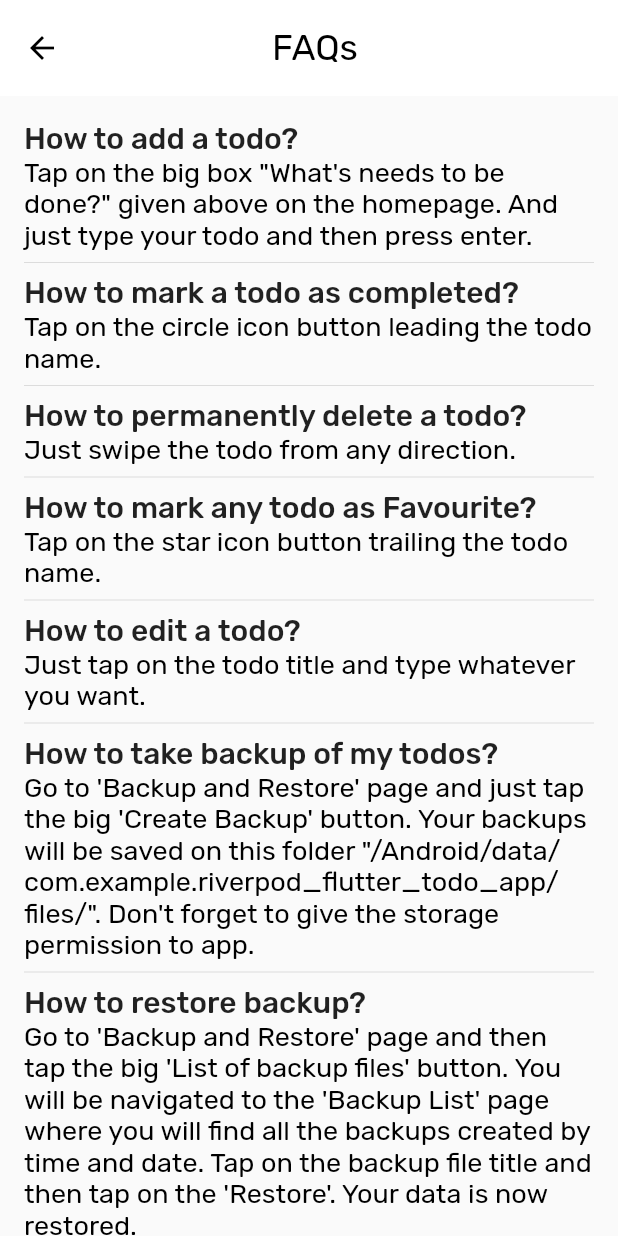
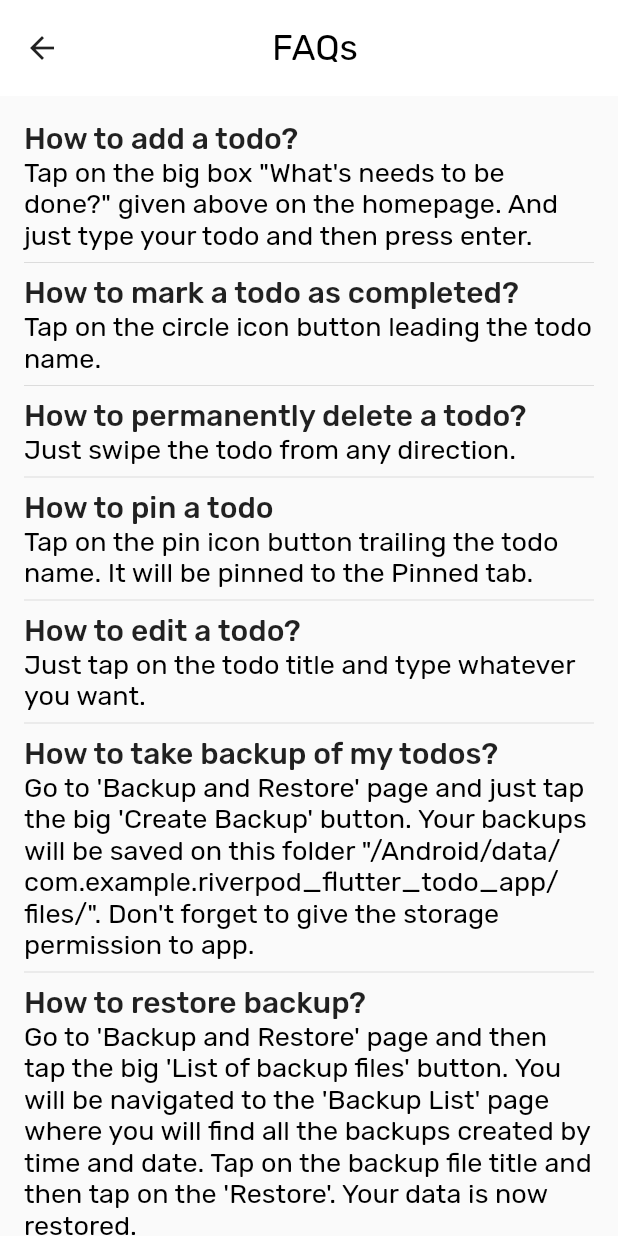
Before and after one commit to TheAlphaApp/flutter_riverpod_todo_app, a Flutter app: the BackLayerPage widget shown alone on an empty page, opened directly, after a tap on "Instructions", on a phone screen of 412 x 824 dp. Run offline on Flutter 3.47's test engine with Material 2 defaults, Android fonts, the phone set to English and light mode, and no system bars; our stand-ins replace backdrop, file_picker, flutter_hooks, hooks_riverpod, permission_handler, share_plus and 1 more; missing offline and left inert: carbon_icons; accounts and stored records are empty.

Commit message:
UI enhancement and Icons changed

```diff
--- a/lib/providers/filtered_todos_list_provider.dart
+++ b/lib/providers/filtered_todos_list_provider.dart
@@ -17,9 +17,9 @@ final filteredTodos = Provider<ListOfTodoModel>((ref) {
       return ListOfTodoModel(
         data: todos.data.where((todo) => !todo.isCompleted).toList(),
       );
-    case TodoFilterType.favourite:
+    case TodoFilterType.pinned:
       return ListOfTodoModel(
-        data: todos.data.where((todo) => todo.isFavourite).toList(),
+        data: todos.data.where((todo) => todo.isPinned).toList(),
       );
     case TodoFilterType.all:
       return todos;
--- a/lib/providers/todo_filter_type_provider.dart
+++ b/lib/providers/todo_filter_type_provider.dart
@@ -4,7 +4,7 @@ enum TodoFilterType {
   all,
   active,
   completed,
-  favourite,
+  pinned,
 }
 
 final todoFilterType = StateProvider((ref) => TodoFilterType.active);
--- a/lib/ui/pages/back_layer_page.dart
+++ b/lib/ui/pages/back_layer_page.dart
@@ -1,8 +1,11 @@
+import 'package:carbon_icons/carbon_icons.dart';
 import 'package:flutter/material.dart';
 import 'package:flutter_riverpod_todo_app/ui/pages/about_us_page.dart';
 import 'package:flutter_riverpod_todo_app/ui/pages/backup_and_restore.dart';
 import 'package:flutter_riverpod_todo_app/ui/pages/instructions_page.dart';
+import 'package:hooks_riverpod/hooks_riverpod.dart';
 
+import '../../providers/export_providers.dart';
 
 class BackLayerPage extends StatelessWidget {
   const BackLayerPage({
@@ -25,7 +28,7 @@ class BackLayerPage extends StatelessWidget {
         children: [
           ListTile(
             title: const Text('Backup & Restore'),
-            leading: const Icon(Icons.restore),
+            leading: const Icon(CarbonIcons.renew),
             onTap: () {
               Navigator.push(
                 context,
@@ -37,7 +40,7 @@ class BackLayerPage extends StatelessWidget {
           ),
           ListTile(
             title: const Text('Instructions'),
-            leading: const Icon(Icons.info_outline_rounded),
+            leading: const Icon(CarbonIcons.information),
             onTap: () {
               Navigator.push(
                 context,
@@ -47,14 +50,29 @@ class BackLayerPage extends StatelessWidget {
               );
             },
           ),
+          Consumer(
+            builder: (context, ref, _) {
+              return SwitchListTile(
+                title: const Text('Dark Mode'),
+                activeColor: Colors.white,
+                secondary: const Icon(CarbonIcons.asleep),
+                value: ref.watch(isDarkProvider).getTheme(),
+                onChanged: (bool value) {
+                  ref.read(isDarkProvider.notifier).toggleTheme();
+                },
+              );
+            },
+          ),
           ListTile(
             focusColor: Colors.red,
-            leading: const Icon(Icons.verified_user),
+            leading: const Icon(CarbonIcons.enterprise),
             title: const Text('About US'),
             onTap: () {
               Navigator.push(
                 context,
-                MaterialPageRoute(builder: (context) => const AboutUsPage()),
+                MaterialPageRoute(
+                  builder: (context) => const AboutUsPage(),
+                ),
               );
             },
           ),
--- a/lib/ui/pages/instructions_page.dart
+++ b/lib/ui/pages/instructions_page.dart
@@ -59,11 +59,11 @@ class InstructionPage extends StatelessWidget {
               ),
               const Divider(height: 16),
               Text(
-                'How to mark any todo as Favourite?',
+                'How to pin a todo',
                 style: headline6,
               ),
               Text(
-                'Tap on the star icon button trailing the todo name.',
+                'Tap on the pin icon button trailing the todo name. It will be pinned to the Pinned tab.',
                 style: bodyText1,
               ),
               const Divider(height: 16),
--- a/lib/ui/widgets/app_title.dart
+++ b/lib/ui/widgets/app_title.dart
@@ -23,7 +23,7 @@ class AppBarTitle extends StatelessWidget {
               ),
         ),
         Text(
-          trailingTitle == '' ? '' : ' ',
+          trailingTitle == '' || leadingTitle == '' ? '' : ' ',
           textAlign: TextAlign.center,
           style: Theme.of(context).textTheme.headline2?.copyWith(
                 fontSize: fontSize,
--- a/lib/ui/widgets/app_title_with_transition.dart
+++ b/lib/ui/widgets/app_title_with_transition.dart
@@ -13,8 +13,7 @@ class AppTitleWithTransition extends AppBarTitle {
       opacity: titleAnimController,
       child: AppBarTitle(
         fontSize: fontSize,
-        leadingTitle: 'My',
-        trailingTitle: 'Todos',
+        trailingTitle: 'Todopad',
       ),
     );
   }
--- a/lib/ui/widgets/toolbar.dart
+++ b/lib/ui/widgets/toolbar.dart
@@ -12,7 +12,6 @@ class ToolBar extends StatelessWidget {
   Widget build(BuildContext context) {
     return Material(
       borderRadius: BorderRadius.circular(8),
-
       color: Theme.of(context).colorScheme.secondary,
       child: Padding(
         padding: const EdgeInsets.symmetric(vertical: 4.0, horizontal: 4.0),
@@ -33,9 +32,9 @@ class ToolBar extends StatelessWidget {
                   filter: filter,
                 ),
                 CategoryButton(
-                  title: 'Favourite',
-                  buttonFilter: TodoFilterType.favourite,
-                  tooltipKey: favouriteFilterKey,
+                  title: 'Pinned',
+                  buttonFilter: TodoFilterType.pinned,
+                  tooltipKey: pinnedFilterKey,
                   filter: filter,
                 ),
                 CategoryButton(
--- a/lib/utils/unique_keys.dart
+++ b/lib/utils/unique_keys.dart
@@ -6,4 +6,4 @@ final addTodoKey = UniqueKey();
 final activeFilterKey = UniqueKey();
 final completedFilterKey = UniqueKey();
 final allFilterKey = UniqueKey();
-final favouriteFilterKey = UniqueKey();
+final pinnedFilterKey = UniqueKey();
--- a/pubspec.yaml
+++ b/pubspec.yaml
@@ -23,6 +23,7 @@ dependencies:
   permission_handler: ^9.2.0
   share_plus: ^3.0.4
   file_picker: ^4.5.1
+  carbon_icons: ^0.0.1+2
 
 dev_dependencies:
   flutter_test:
```
Also changed, not shown: lib/models/todo_model.dart (+4 -4 lines), lib/providers/todo_list_provider.dart (+4 -4 lines), lib/ui/pages/about_us_page.dart (+24 -13 lines), lib/ui/pages/backup_list.dart (+4 -3 lines), lib/ui/pages/home_page.dart (+9 -17 lines), lib/ui/widgets/todo_item.dart (+11 -16 lines), lib/utils/styles/task_app_theme.dart (+13 -15 lines), pubspec.lock.
